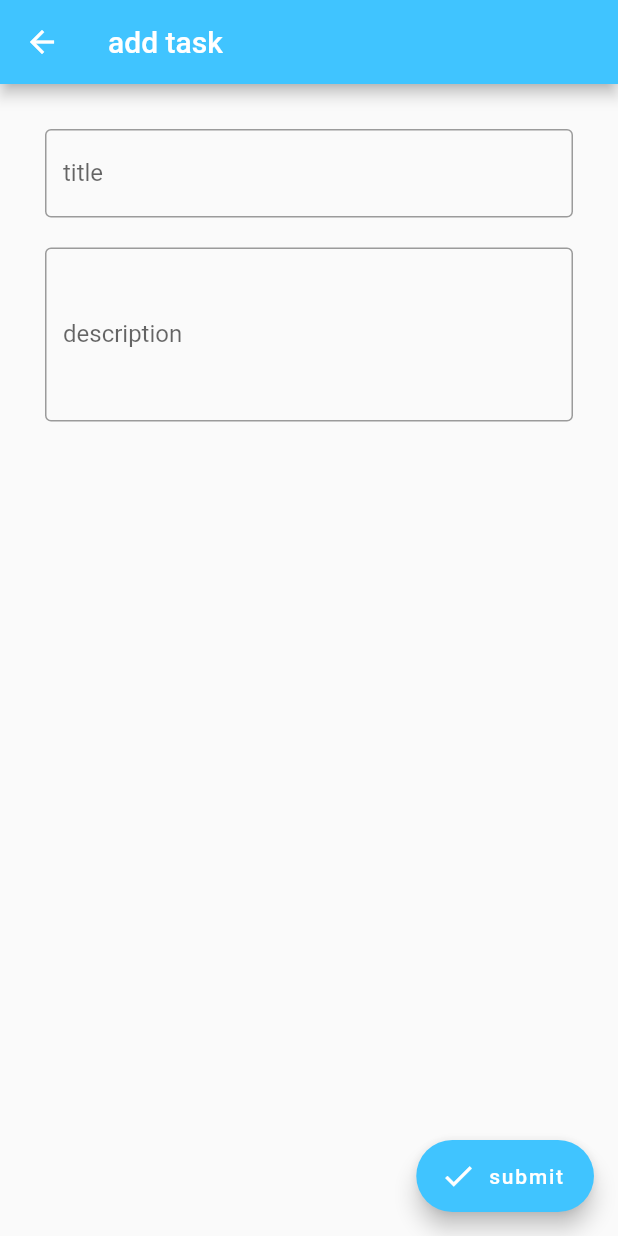
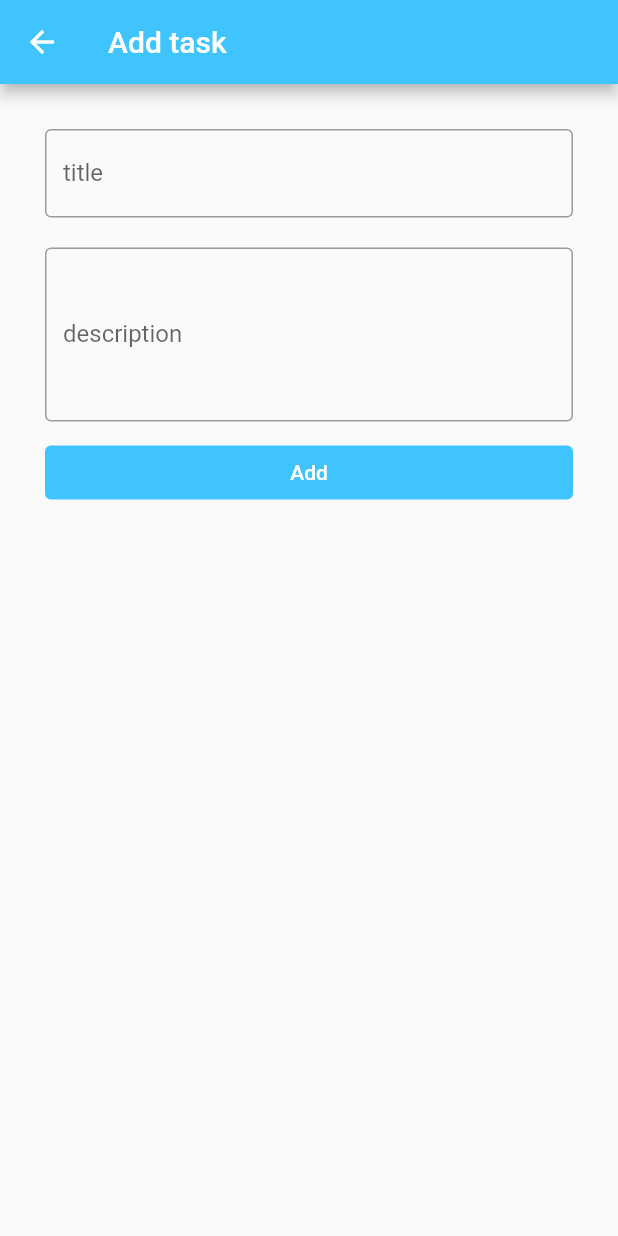
Before and after one commit to kilwa95/flutter_listonic, a Flutter app: the AddScreen screen opened directly, on a phone screen of 412 x 824 dp. Run offline on Flutter 3.47's test engine with Material 2 defaults, Android fonts, the phone set to English and light mode, and no system bars.

```diff
--- a/lib/models/task.dart
+++ b/lib/models/task.dart
@@ -1,3 +1,5 @@
+import 'dart:convert';
+
 class Task {
   Task({
     required this.id,
@@ -5,6 +7,33 @@ class Task {
     this.description,
     this.completed = false,
   });
+
+  factory Task.fromJson(Map<String, dynamic> jsonData) {
+    return Task(
+      id: jsonData['id'],
+      title: jsonData['title'],
+      description: jsonData['description'],
+      completed: jsonData['completed'],
+    );
+  }
+
+  static Map<String, dynamic> toMap(Task task) => {
+        'id': task.id,
+        'title': task.title,
+        'description': task.description,
+        'completed': task.completed,
+      };
+
+  static String encode(List<Task> musics) => json.encode(
+        musics
+            .map<Map<String, dynamic>>((Task task) => Task.toMap(task))
+            .toList(),
+      );
+
+  static List<Task> decode(String tasks) =>
+      (json.decode(tasks) as List<dynamic>)
+          .map<Task>((item) => Task.fromJson(item))
+          .toList();
 
   String id;
   String title;
--- a/lib/screens/add_screen.dart
+++ b/lib/screens/add_screen.dart
@@ -1,5 +1,5 @@
 import 'package:flutter/material.dart';
-import 'package:flutter_listonic/providers/task_provider.dart';
+import 'package:flutter_listonic/services/task_provider.dart';
 import 'package:provider/provider.dart';
 
 import '../widgets/task_form.dart';
@@ -11,24 +11,18 @@ class AddScreen extends StatelessWidget {
   Widget build(BuildContext context) {
     return Scaffold(
       appBar: AppBar(
-        title: const Text('add task'),
+        title: const Text('Add task'),
         backgroundColor: Colors.lightBlueAccent,
       ),
-      floatingActionButton: FloatingActionButton.extended(
-        label: const Text('submit'),
-        icon: const Icon(Icons.check),
-        backgroundColor: Colors.lightBlueAccent,
-        onPressed: () {
+      body: TaskForm(
+        submitButtonText: "Add",
+        onSubmit: (String title, String description) async {
+          final NavigatorState navigator = Navigator.of(context);
           final TaskProvider taskProvider = context.read<TaskProvider>();
-          // final TaskProvider taskProvider = context.watch<TaskProvider>();
-          taskProvider.addTask(
-            newTaskTitle: taskProvider.taskTitle,
-            newTaskDesc: taskProvider.taskDescription,
-          );
-          Navigator.pop(context);
+          await taskProvider.createTask(title, description);
+          navigator.pop();
         },
       ),
-      body: const TaskForm(),
     );
   }
 }
--- a/lib/widgets/task_form.dart
+++ b/lib/widgets/task_form.dart
@@ -1,43 +1,63 @@
 import 'package:flutter/material.dart';
-import 'package:provider/provider.dart';
 
 import '../models/task.dart';
-import '../providers/task_provider.dart';
 
 class TaskForm extends StatelessWidget {
-  const TaskForm({super.key, this.task});
+  const TaskForm({
+    super.key,
+    this.task,
+    required this.submitButtonText,
+    required this.onSubmit,
+  });
 
   final Task? task;
+  final String submitButtonText;
+  final void Function(String, String) onSubmit;
 
   @override
   Widget build(BuildContext context) {
-    final TaskProvider taskProvider = context.read<TaskProvider>();
+    final TextEditingController titleTextEditingController =
+        TextEditingController(text: task?.title ?? "");
+    final TextEditingController descriptionTextEditingController =
+        TextEditingController(text: task?.description ?? "");
+
     return Container(
       padding: const EdgeInsets.all(30.0),
       child: Column(
+        crossAxisAlignment: CrossAxisAlignment.stretch,
         children: <Widget>[
           TextField(
-            controller: TextEditingController(text: task?.title),
+            controller: titleTextEditingController,
             decoration: const InputDecoration(
               border: OutlineInputBorder(),
               labelText: 'title',
             ),
-            onChanged: (String title) {
-              taskProvider.setTaskTitle(title);
-            },
           ),
           const SizedBox(height: 20.0),
           TextField(
-            controller: TextEditingController(text: task?.description),
+            controller: descriptionTextEditingController,
             maxLines: 4,
             decoration: const InputDecoration(
               border: OutlineInputBorder(),
               labelText: 'description',
             ),
-            onChanged: (String description) {
-              taskProvider.setTaskDescription(description);
+          ),
+          const SizedBox(height: 10.0),
+          TextButton(
+            style: TextButton.styleFrom(
+              backgroundColor: Colors.lightBlueAccent,
+              foregroundColor: Colors.white,
+            ),
+            onPressed: () {
+              onSubmit(
+                titleTextEditingController.value.text,
+                descriptionTextEditingController.value.text,
+              );
             },
-          ),
+            child: Text(
+              submitButtonText,
+            ),
+          )
         ],
       ),
     );
--- a/pubspec.yaml
+++ b/pubspec.yaml
@@ -33,6 +33,7 @@ dependencies:
   flutter:
     sdk: flutter
   provider: ^6.0.4
+  shared_preferences: ^2.0.15
   uuid: ^3.0.7
 
 
```
Also changed, not shown: lib/main.dart (+5 -3 lines), lib/providers/in_memory_provider.dart (added, +51 -0 lines), lib/providers/local_storage.dart (added, +31 -0 lines), lib/providers/task_provider.dart (deleted, +0 -62 lines), lib/screens/edit_screen.dart (+12 -14 lines), lib/services/task_provider.dart (added, +14 -0 lines), lib/widgets/task_item.dart (+13 -13 lines), lib/widgets/task_list.dart (+27 -10 lines), pubspec.lock, 3 other files.
